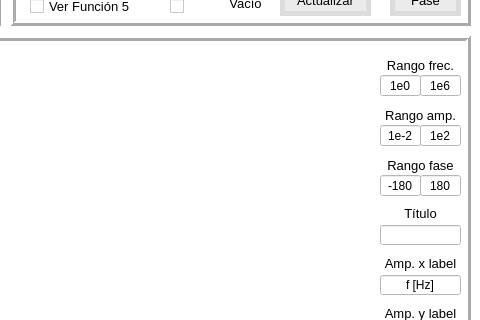
Above: ui/mainwindow.ui from pabgonzalez/Plot_Tool before the change; both pictures show x 800 to 1280 and y 145 to 465 of the 1280 by 700 pixel window. Below: the same form after it.
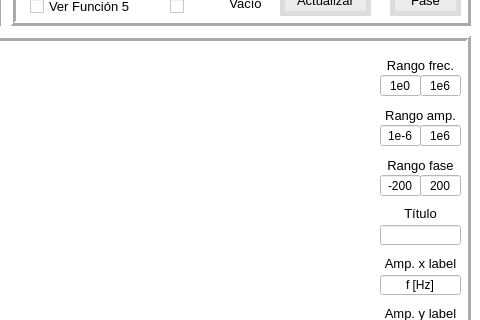
That is the form after the change.

Commit message: cambios minimos

```diff
--- a/ui/mainwindow.ui
+++ b/ui/mainwindow.ui
@@ -1574,7 +1574,7 @@
        <set>Qt::ImhFormattedNumbersOnly</set>
       </property>
       <property name="text">
-       <string>1e2</string>
+       <string>1e6</string>
       </property>
       <property name="alignment">
        <set>Qt::AlignCenter</set>
@@ -1637,7 +1637,7 @@
        <set>Qt::ImhFormattedNumbersOnly</set>
       </property>
       <property name="text">
-       <string>180</string>
+       <string>200</string>
       </property>
       <property name="alignment">
        <set>Qt::AlignCenter</set>
@@ -1729,7 +1729,7 @@
        <set>Qt::ImhFormattedNumbersOnly</set>
       </property>
       <property name="text">
-       <string>-180</string>
+       <string>-200</string>
       </property>
       <property name="alignment">
        <set>Qt::AlignCenter</set>
@@ -1748,7 +1748,7 @@
        <set>Qt::ImhFormattedNumbersOnly</set>
       </property>
       <property name="text">
-       <string>1e-2</string>
+       <string>1e-6</string>
       </property>
       <property name="alignment">
        <set>Qt::AlignCenter</set>
```
The commit also changes 2 other files.
